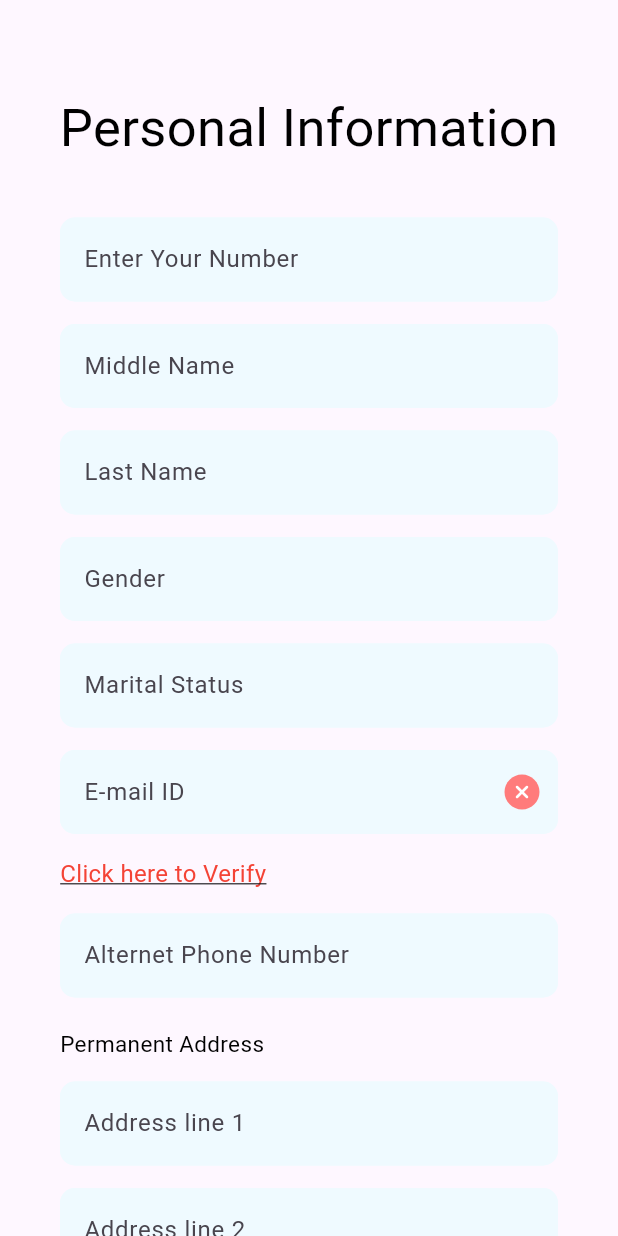
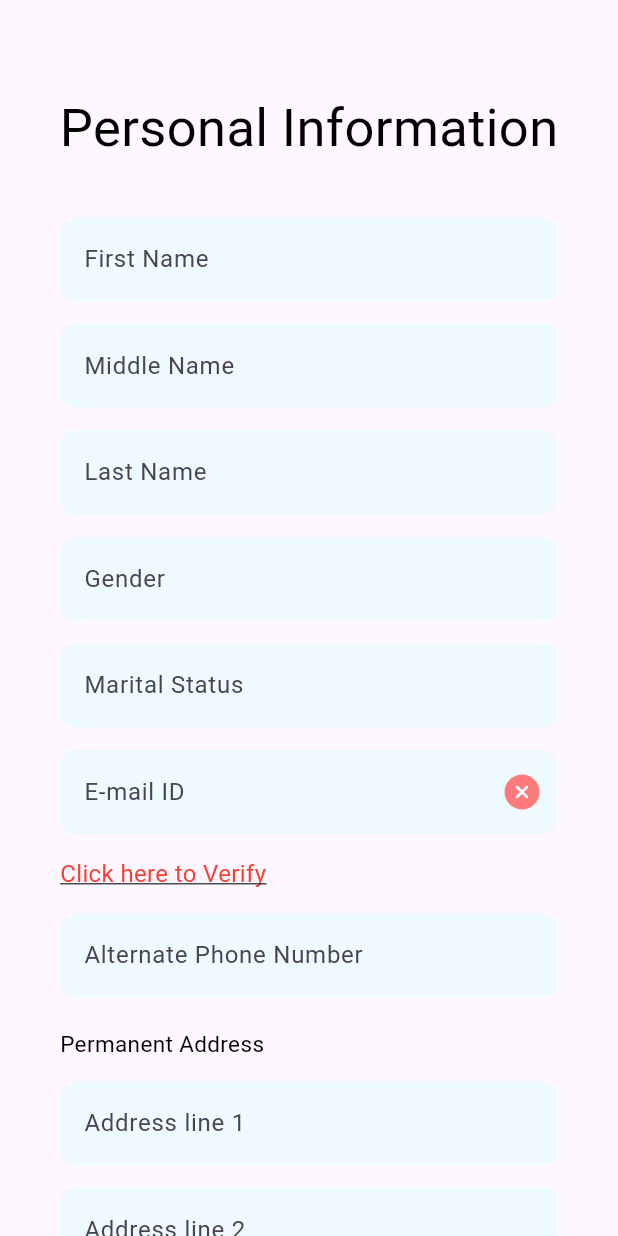
Before and after one commit to bhagwanv/ScaleUpApp, a Flutter app: the screen it shows after launch, on a phone screen of 412 x 824 dp. Run offline on Flutter 3.47's test engine with Material 3 defaults, Android fonts, the phone set to English and light mode, and no system bars; our stand-ins replace dropdown_button2, flutter_otp_text_field, flutter_svg, pinput.

Commit message:
Personal Information add

```diff
--- a/lib/utils/kyc_faild_widgets.dart
+++ b/lib/utils/kyc_faild_widgets.dart
@@ -54,8 +54,8 @@ class KycFailedWidgets extends StatelessWidget {
             const SizedBox(height: 30,),
             Padding(
               padding: const EdgeInsets.only(top: 20,bottom: 40,right: 20,left: 20),
-              child: CommonElevatedButton(onPressed: (){
-
+              child:
+              CommonElevatedButton(onPressed: (){
                 Navigator.push(
                   context,
                   MaterialPageRoute(
--- a/lib/view/login_screen/components/LoginForm.dart
+++ b/lib/view/login_screen/components/LoginForm.dart
@@ -85,7 +85,7 @@ class LoginForm extends StatelessWidget {
                     return const OtpScreen();
                   },
                 ),
-              );;}, text: "GET OTP",upperCase: true, ),
+              );}, text: "GET OTP",upperCase: true, ),
             ],
           ),
         ),
--- a/lib/view/personal_info/PersonalInformation.dart
+++ b/lib/view/personal_info/PersonalInformation.dart
@@ -1,6 +1,8 @@
 import 'package:flutter/material.dart';
 import 'package:flutter_svg/svg.dart';
+import 'package:scaleup_app/utils/common_elevted_button.dart';
 import 'package:scaleup_app/utils/constants.dart';
+import 'package:scaleup_app/view/business_details/business_details.dart';
 
 class PersonalInformation extends StatefulWidget {
   const PersonalInformation({super.key});
@@ -29,7 +31,8 @@ class _PersonalInformationState extends State<PersonalInformation> {
               ),
               const SizedBox(height: 15),
               Padding(
-                padding: const EdgeInsets.symmetric(vertical: 20, horizontal: 10),
+                padding:
+                    const EdgeInsets.symmetric(vertical: 20, horizontal: 10),
                 child: Column(
                   children: [
                     const TextField(
@@ -37,6 +40,7 @@ class _PersonalInformationState extends State<PersonalInformation> {
                       textInputAction: TextInputAction.next,
                       maxLines: 1,
                       cursorColor: Colors.black,
+                      canRequestFocus: true,
                       decoration: InputDecoration(
                           enabledBorder: OutlineInputBorder(
                             borderSide: BorderSide(
@@ -45,7 +49,8 @@ class _PersonalInformationState extends State<PersonalInformation> {
                             borderRadius:
                                 BorderRadius.all(Radius.circular(10.0)),
                           ),
-                          hintText: "Enter Your Number",
+                          hintText: "First Name",
+                          labelText: "First Name",
                           fillColor: textFiledBackgroundColour,
                           filled: true,
                           border: OutlineInputBorder(
@@ -70,6 +75,7 @@ class _PersonalInformationState extends State<PersonalInformation> {
                                 BorderRadius.all(Radius.circular(10.0)),
                           ),
                           hintText: "Middle Name",
+                          labelText: "Middle Name",
                           fillColor: textFiledBackgroundColour,
                           filled: true,
                           border: OutlineInputBorder(
@@ -94,6 +100,7 @@ class _PersonalInformationState extends State<PersonalInformation> {
                                 BorderRadius.all(Radius.circular(10.0)),
                           ),
                           hintText: "Last Name",
+                          labelText: "Last Name",
                           fillColor: textFiledBackgroundColour,
                           filled: true,
                           border: OutlineInputBorder(
@@ -118,6 +125,7 @@ class _PersonalInformationState extends State<PersonalInformation> {
                                 BorderRadius.all(Radius.circular(10.0)),
                           ),
                           hintText: "Gender",
+                          labelText: "Gender",
                           fillColor: textFiledBackgroundColour,
                           filled: true,
                           border: OutlineInputBorder(
@@ -142,6 +150,7 @@ class _PersonalInformationState extends State<PersonalInformation> {
                                 BorderRadius.all(Radius.circular(10.0)),
                           ),
                           hintText: "Marital Status ",
+                          labelText: "Marital Status",
                           fillColor: textFiledBackgroundColour,
                           filled: true,
                           border: OutlineInputBorder(
@@ -165,6 +174,7 @@ class _PersonalInformationState extends State<PersonalInformation> {
                           borderRadius: BorderRadius.all(Radius.circular(10.0)),
                         ),
                         hintText: "E-mail ID",
+                        labelText: "E-mail ID",
                         fillColor: textFiledBackgroundColour,
                         filled: true,
                         border: const OutlineInputBorder(
@@ -206,7 +216,8 @@ class _PersonalInformationState extends State<PersonalInformation> {
                             borderRadius:
                                 BorderRadius.all(Radius.circular(10.0)),
                           ),
-                          hintText: "Alternet Phone Number   ",
+                          hintText: "Alternate Phone Number   ",
+                          labelText: "Alternate Phone Number",
                           fillColor: textFiledBackgroundColour,
                           filled: true,
                           border: OutlineInputBorder(
@@ -239,6 +250,7 @@ class _PersonalInformationState extends State<PersonalInformation> {
                                 BorderRadius.all(Radius.circular(10.0)),
                           ),
                           hintText: "Address line 1",
+                          labelText: "Address line 1",
                           fillColor: textFiledBackgroundColour,
                           filled: true,
                           border: OutlineInputBorder(
@@ -263,6 +275,7 @@ class _PersonalInformationState extends State<PersonalInformation> {
                                 BorderRadius.all(Radius.circular(10.0)),
                           ),
                           hintText: "Address line 2",
+                          labelText: "Address line 2",
                           fillColor: textFiledBackgroundColour,
                           filled: true,
                           border: OutlineInputBorder(
@@ -287,6 +300,7 @@ class _PersonalInformationState extends State<PersonalInformation> {
                                 BorderRadius.all(Radius.circular(10.0)),
                           ),
                           hintText: "Pin Code*",
+                          labelText: "Pin Code*",
                           fillColor: textFiledBackgroundColour,
                           filled: true,
                           border: OutlineInputBorder(
@@ -311,6 +325,7 @@ class _PersonalInformationState extends State<PersonalInformation> {
                                 BorderRadius.all(Radius.circular(10.0)),
                           ),
                           hintText: "City*",
+                          labelText: "City",
                           fillColor: textFiledBackgroundColour,
                           filled: true,
                           border: OutlineInputBorder(
@@ -335,6 +350,7 @@ class _PersonalInformationState extends State<PersonalInformation> {
                                 BorderRadius.all(Radius.circular(10.0)),
                           ),
                           hintText: "State*",
+                          labelText: "State",
                           fillColor: textFiledBackgroundColour,
                           filled: true,
                           border: OutlineInputBorder(
@@ -349,17 +365,16 @@ class _PersonalInformationState extends State<PersonalInformation> {
                       alignment: Alignment.centerLeft,
                       child: Text(
                         'Current Address',
-                        style: TextStyle(
-                            fontSize: 16,
-                            color: Colors.black),
+                        style: TextStyle(fontSize: 16, color: Colors.black),
                       ),
                     ),
                     const SizedBox(height: 15),
-                    CustomCheckbox(onChanged: (bool isChecked) {
+                    CustomCheckbox(
+                      onChanged: (bool isChecked) {
                         // Handle the state change here
                         print('Checkbox state changed: $isChecked');
-                    },),
-
+                      },
+                    ),
                     const SizedBox(height: 15),
                     const TextField(
                       keyboardType: TextInputType.text,
@@ -375,6 +390,7 @@ class _PersonalInformationState extends State<PersonalInformation> {
                                 BorderRadius.all(Radius.circular(10.0)),
                           ),
                           hintText: "Address line 1",
+                          labelText: "Address line 1",
                           fillColor: textFiledBackgroundColour,
                           filled: true,
                           border: OutlineInputBorder(
@@ -399,6 +415,7 @@ class _PersonalInformationState extends State<PersonalInformation> {
                                 BorderRadius.all(Radius.circular(10.0)),
                           ),
                           hintText: "Address line 2",
+                          labelText: "Address line 2",
                           fillColor: textFiledBackgroundColour,
                           filled: true,
                           border: OutlineInputBorder(
@@ -423,6 +440,7 @@ class _PersonalInformationState extends State<PersonalInformation> {
                                 BorderRadius.all(Radius.circular(10.0)),
                           ),
                           hintText: "Pin Code*",
+                          labelText: "Pin Code*",
                           fillColor: textFiledBackgroundColour,
                           filled: true,
                           border: OutlineInputBorder(
@@ -447,6 +465,7 @@ class _PersonalInformationState extends State<PersonalInformation> {
                                 BorderRadius.all(Radius.circular(10.0)),
                           ),
                           hintText: "City*",
+                          labelText: "City*",
                           fillColor: textFiledBackgroundColour,
                           filled: true,
                           border: OutlineInputBorder(
@@ -471,6 +490,7 @@ class _PersonalInformationState extends State<PersonalInformation> {
                                 BorderRadius.all(Radius.circular(10.0)),
                           ),
                           hintText: "State*",
+                          labelText: "State*",
                           fillColor: textFiledBackgroundColour,
                           filled: true,
                           border: OutlineInputBorder(
@@ -479,6 +499,21 @@ class _PersonalInformationState extends State<PersonalInformation> {
                             borderRadius:
                                 BorderRadius.all(Radius.circular(10.0)),
                           )),
+                    ),
+                    const SizedBox(height: 50),
+                    CommonElevatedButton(
+                      onPressed: () {
+                        Navigator.push(
+                          context,
+                          MaterialPageRoute(
+                            builder: (context) {
+                              return const BusinessDetails();
+                            },
+                          ),
+                        );
+                      },
+                      text: "NEXT",
+                      upperCase: true,
                     ),
                   ],
                 ),
@@ -490,10 +525,12 @@ class _PersonalInformationState extends State<PersonalInformation> {
     );
   }
 }
+
 class CustomCheckbox extends StatefulWidget {
   final ValueChanged<bool>? onChanged;
 
   CustomCheckbox({Key? key, this.onChanged}) : super(key: key);
+
   @override
   _CustomCheckboxState createState() => _CustomCheckboxState();
 }
```
Lines whose indentation alone changed are shown as unchanged.
